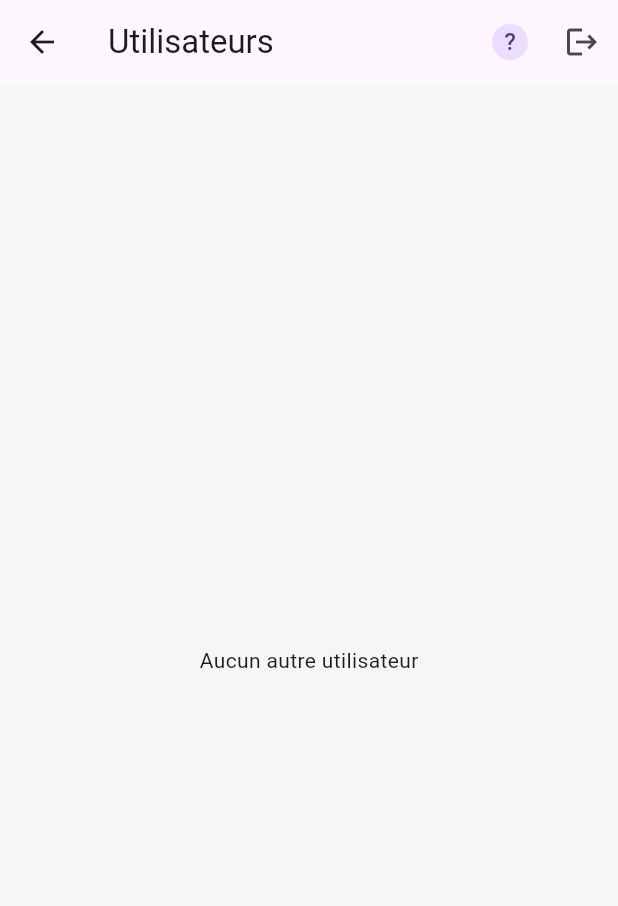
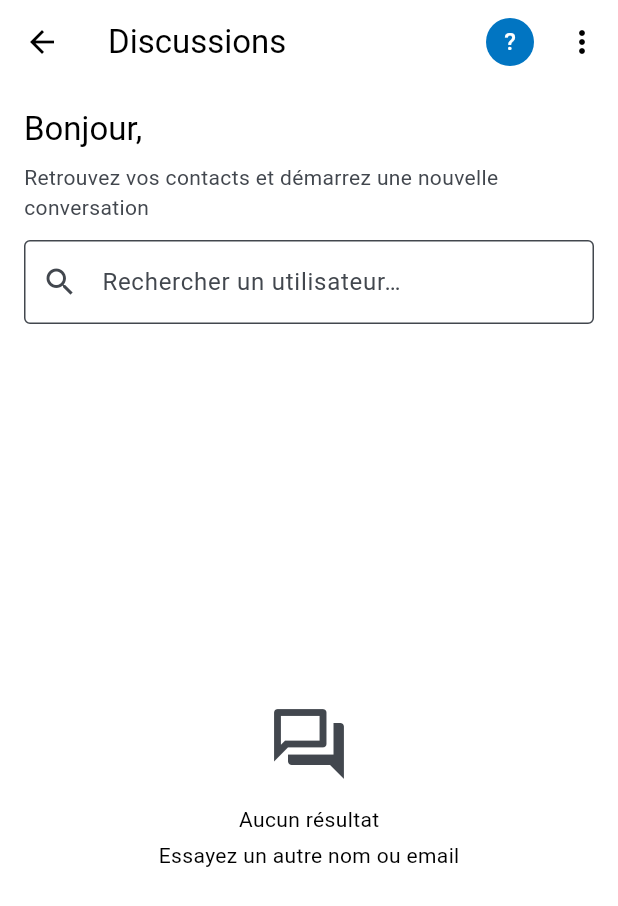
Before and after one commit to LovichiDorian/chatAppFlutter, a Flutter app: the HomePage screen opened directly, on a phone screen of 412 x 824 dp. Shown: the top 906 px of the screen. Run offline on Flutter 3.47's test engine with Material 3 defaults, Android fonts, the phone set to English and light mode, and no system bars; our stand-ins replace cloud_firestore, emoji_picker_flutter, firebase_auth, firebase_core, firebase_storage, grouped_list and 1 more; accounts and stored records are empty; network calls fail.

```diff
--- a/lib/constants.dart
+++ b/lib/constants.dart
@@ -1,9 +1,12 @@
 import 'package:flutter/material.dart';
 
 class AppColors {
-  static const primary = Colors.deepPurple;
-  static const accent = Colors.deepPurpleAccent;
-  static const bg = Color(0xFFF6F6F6);
+  // Couleur principale: blanc
+  static const primary = Colors.white;
+  // Couleur secondaire: bleu Flutter (brand)
+  static const secondary = Color(0xFF0175C2);
+  static const accent = secondary;
+  static const bg = Colors.white;
 }
 
 class AppSpacing {
@@ -25,12 +28,3 @@ class FirestorePaths {
   static String chat(String chatId) => '$chats/$chatId';
   static String messages(String chatId) => '${chat(chatId)}/messages';
 }
-
-/// Notifications-related constants.
-class Notifications {
-  /// Web Push VAPID key from Firebase Console > Project Settings > Cloud Messaging.
-  /// If null, getToken() on web may return null and push notifications won't work.
-  /// Replace with your key like:
-  /// "BPr...your-public-vapid-key...".
-  static const String? webVapidKey = null;
-}
--- a/lib/pages/home_page.dart
+++ b/lib/pages/home_page.dart
@@ -4,10 +4,31 @@ import 'package:provider/provider.dart';
 import '../models/chat_user.dart';
 import '../viewmodel/auth_view_model.dart';
 import '../viewmodel/chat_view_model.dart';
-import '../widgets/chat_list_item.dart';
 
-class HomePage extends StatelessWidget {
+class HomePage extends StatefulWidget {
   const HomePage({super.key});
+
+  @override
+  State<HomePage> createState() => _HomePageState();
+}
+
+class _HomePageState extends State<HomePage> {
+  final _search = TextEditingController();
+  String _query = '';
+
+  @override
+  void initState() {
+    super.initState();
+    _search.addListener(() {
+      setState(() => _query = _search.text.trim());
+    });
+  }
+
+  @override
+  void dispose() {
+    _search.dispose();
+    super.dispose();
+  }
 
   @override
   Widget build(BuildContext context) {
@@ -16,50 +37,159 @@ class HomePage extends StatelessWidget {
       return const Scaffold(body: Center(child: CircularProgressIndicator()));
     }
     final chatVm = ChatViewModel(currentUserId: auth.currentUser!.id);
+
     return Scaffold(
       appBar: AppBar(
-        title: const Text('Utilisateurs'),
+        title: const Text('Discussions'),
         actions: [
           IconButton(
             onPressed: () => Navigator.of(context).pushNamed('/profile'),
+            tooltip: 'Mon profil',
             icon: CircleAvatar(
-              radius: 12,
+              radius: 16,
+              backgroundColor: Theme.of(context).colorScheme.secondary,
               child: Text(
                 auth.currentUser!.displayName.isEmpty
                     ? '?'
                     : auth.currentUser!.displayName[0].toUpperCase(),
+                style: const TextStyle(color: Colors.white),
               ),
             ),
-            tooltip: 'Mon profil',
           ),
-          IconButton(
-            onPressed: () => auth.signOut(),
-            icon: const Icon(Icons.logout),
-            tooltip: 'Déconnexion',
+          PopupMenuButton<String>(
+            onSelected: (v) {
+              if (v == 'logout') context.read<AuthViewModel>().signOut();
+            },
+            itemBuilder: (ctx) => const [
+              PopupMenuItem(value: 'logout', child: Text('Déconnexion')),
+            ],
           ),
         ],
       ),
-      body: StreamBuilder<List<ChatUser>>(
+      body: Column(
+        crossAxisAlignment: CrossAxisAlignment.stretch,
+        children: [
+          Padding(
+            padding: const EdgeInsets.fromLTRB(16, 16, 16, 8),
+            child: Column(
+              crossAxisAlignment: CrossAxisAlignment.start,
+              children: [
+                Text(
+                  'Bonjour, ${auth.currentUser!.displayName.split(' ').first}',
+                  style: Theme.of(context).textTheme.titleLarge,
+                ),
+                const SizedBox(height: 8),
+                Text(
+                  'Retrouvez vos contacts et démarrez une nouvelle conversation',
+                  style: Theme.of(context).textTheme.bodyMedium?.copyWith(
+                    color: Theme.of(context).colorScheme.onSurfaceVariant,
+                  ),
+                ),
+                const SizedBox(height: 12),
+                TextField(
+                  controller: _search,
+                  decoration: const InputDecoration(
+                    hintText: 'Rechercher un utilisateur…',
+                    prefixIcon: Icon(Icons.search),
+                  ),
+                ),
+              ],
+            ),
+          ),
+          Expanded(
+            child: StreamBuilder<List<ChatUser>>(
               stream: chatVm.usersStream(),
               builder: (context, snap) {
                 if (!snap.hasData) {
                   return const Center(child: CircularProgressIndicator());
                 }
-          final users = snap.data!;
+                final all = snap.data!;
+                final q = _query.toLowerCase();
+                final users = q.isEmpty
+                    ? all
+                    : all
+                          .where(
+                            (u) =>
+                                u.displayName.toLowerCase().contains(q) ||
+                                u.email.toLowerCase().contains(q),
+                          )
+                          .toList();
+
                 if (users.isEmpty) {
-            return const Center(child: Text('Aucun autre utilisateur'));
+                  return Center(
+                    child: Column(
+                      mainAxisSize: MainAxisSize.min,
+                      children: [
+                        Icon(
+                          Icons.forum_outlined,
+                          size: 56,
+                          color: Theme.of(context).colorScheme.onSurfaceVariant,
+                        ),
+                        const SizedBox(height: 12),
+                        const Text('Aucun résultat'),
+                        const SizedBox(height: 4),
+                        const Text('Essayez un autre nom ou email'),
+                      ],
+                    ),
+                  );
                 }
-          return ListView.separated(
-            itemBuilder: (_, i) => ChatListItem(
-              user: users[i],
-              onTap: () =>
-                  Navigator.of(context).pushNamed('/chat', arguments: users[i]),
+
+                return RefreshIndicator(
+                  onRefresh: () async {
+                    // La source est un Stream. On simule un refresh visuel court.
+                    await Future<void>.delayed(
+                      const Duration(milliseconds: 350),
+                    );
+                  },
+                  child: ListView.separated(
+                    padding: const EdgeInsets.fromLTRB(16, 8, 16, 16),
+                    itemCount: users.length,
+                    separatorBuilder: (_, __) => const SizedBox(height: 10),
+                    itemBuilder: (_, i) {
+                      final u = users[i];
+                      return Card(
+                        elevation: 1,
+                        shape: RoundedRectangleBorder(
+                          borderRadius: BorderRadius.circular(14),
                         ),
-            separatorBuilder: (_, __) => const Divider(height: 1),
-            itemCount: users.length,
+                        child: ListTile(
+                          onTap: () => Navigator.of(
+                            context,
+                          ).pushNamed('/chat', arguments: u),
+                          leading: CircleAvatar(
+                            radius: 22,
+                            backgroundColor: Theme.of(
+                              context,
+                            ).colorScheme.secondary,
+                            child: Text(
+                              u.displayName.isEmpty
+                                  ? '?'
+                                  : u.displayName[0].toUpperCase(),
+                              style: const TextStyle(color: Colors.white),
+                            ),
+                          ),
+                          title: Text(
+                            u.displayName,
+                            style: const TextStyle(fontWeight: FontWeight.w600),
+                          ),
+                          subtitle: Text(u.email),
+                          trailing: IconButton(
+                            tooltip: 'Envoyer un message',
+                            icon: const Icon(Icons.chat_bubble_outline),
+                            onPressed: () => Navigator.of(
+                              context,
+                            ).pushNamed('/chat', arguments: u),
+                          ),
+                        ),
                       );
                     },
                   ),
                 );
+              },
+            ),
+          ),
+        ],
+      ),
+    );
   }
 }
--- a/pubspec.yaml
+++ b/pubspec.yaml
@@ -20,7 +20,6 @@ dependencies:
   image_picker: ^1.1.2
   grouped_list: ^5.1.2
   emoji_picker_flutter: ^3.1.0
-  firebase_messaging: ^16.0.3
 
 dev_dependencies:
   flutter_test:
```
Also changed, not shown: lib/main.dart (+34 -35 lines), lib/pages/chat_page.dart (+4 -3 lines), lib/viewmodel/auth_view_model.dart (+0 -22 lines), lib/viewmodel/chat_view_model.dart (+4 -3 lines), lib/widgets/message_item.dart (+3 -7 lines), pubspec.lock, 3 other files. Lines whose indentation alone changed are shown as unchanged.
